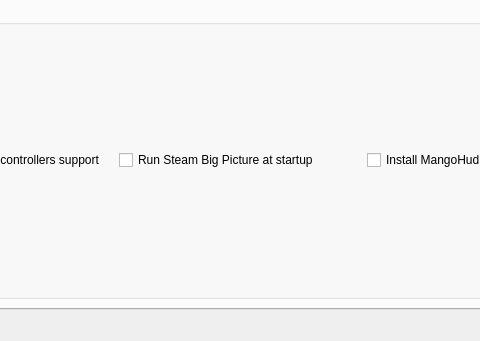
Qt form awxLinuxInstaller/awxlinuxinstaller.ui (A-w-x/GPD-Linux-AUR-repo) before a commit; both pictures show x 160 to 640 and y 339 to 680 of the 800 by 680 pixel window.
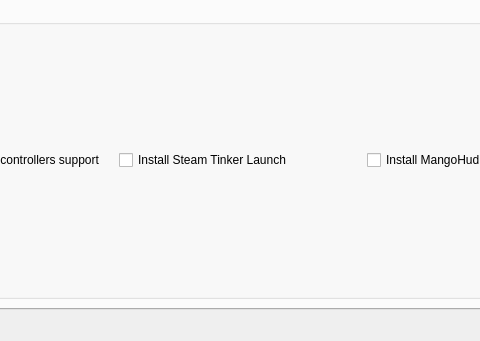
The same form after that commit. The open tabs and pages were chosen to show the change. Icons and pictures are not drawn.

Diff of the .ui file:
```diff
--- a/awxLinuxInstaller/awxlinuxinstaller.ui
+++ b/awxLinuxInstaller/awxlinuxinstaller.ui
@@ -949,10 +949,10 @@
            <string>Additions</string>
           </property>
           <layout class="QGridLayout" name="gridLayout_5">
-           <item row="0" column="1">
-            <widget class="QCheckBox" name="runSteamBootChk">
+           <item row="0" column="0">
+            <widget class="QCheckBox" name="xbcontrChk">
              <property name="text">
-              <string>Run Steam Big Picture at startup</string>
+              <string>Xbox One bluetooth controllers support</string>
              </property>
             </widget>
            </item>
@@ -963,10 +963,10 @@
              </property>
             </widget>
            </item>
-           <item row="0" column="0">
-            <widget class="QCheckBox" name="xbcontrChk">
+           <item row="0" column="1">
+            <widget class="QCheckBox" name="steamtinkerChk">
              <property name="text">
-              <string>Xbox One bluetooth controllers support</string>
+              <string>Install Steam Tinker Launch</string>
              </property>
             </widget>
            </item>
```
Left out of the diff: 2 changed lines with no effect on the pictures.
